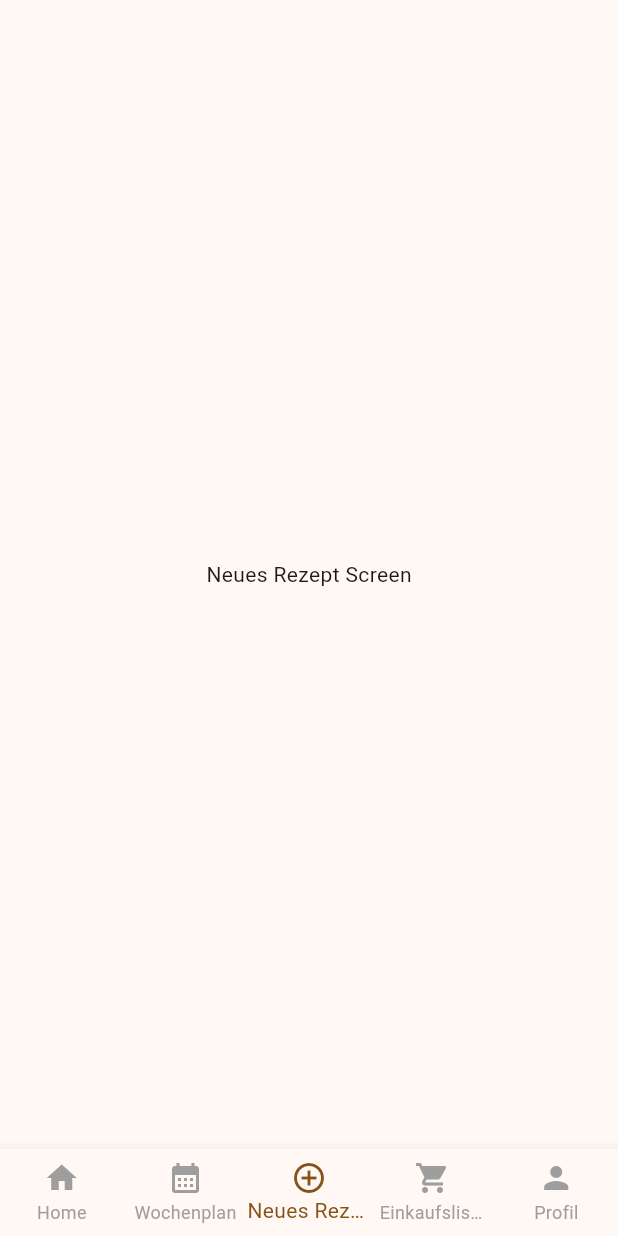
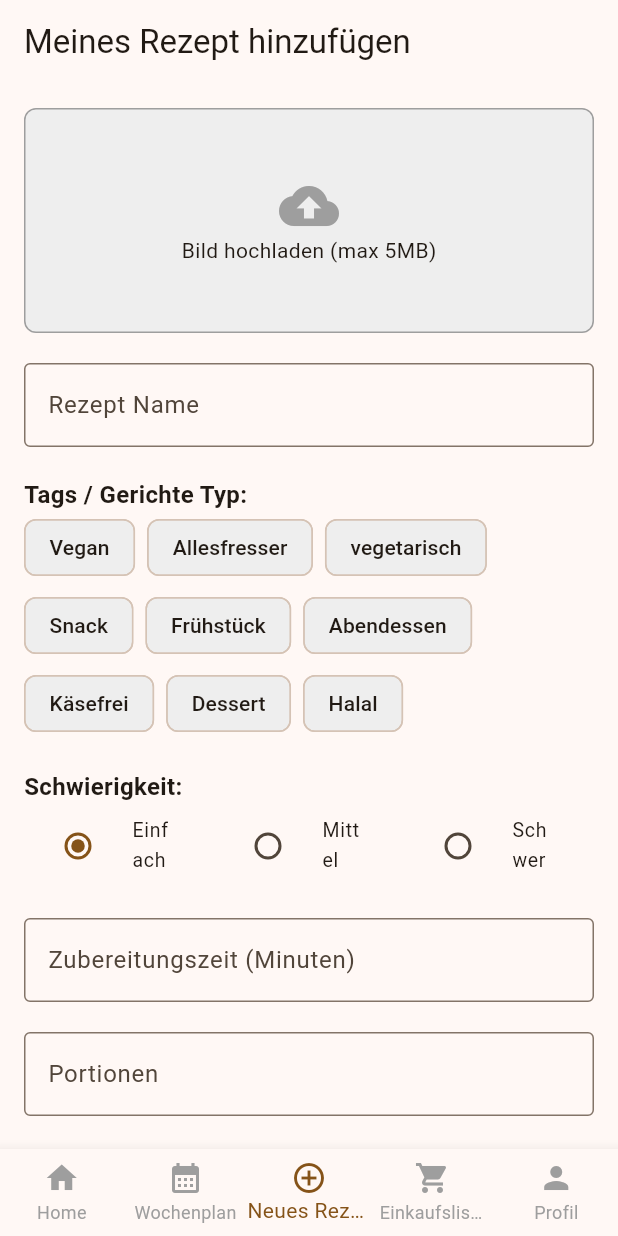
Before and after one commit to ilias314/Flutter-XPlatform-app, a Flutter app: the screen it shows once a user with an empty profile is signed in, item 3 of the bottom bar chosen, on a phone screen of 412 x 824 dp. Run offline on Flutter 3.47's test engine with Material 3 defaults, Android fonts, the phone set to English and light mode, and no system bars; our stand-ins replace flutter_riverpod, go_router, supabase_flutter; accounts and stored records are empty.

Commit message:
create_recipe_screen

```diff
--- a/recipes/lib/main_scaffold.dart
+++ b/recipes/lib/main_scaffold.dart
@@ -1,6 +1,6 @@
 import 'package:flutter/material.dart';
-import 'package:recipes/widgets/bottom_navbar.dart'; // Import your custom widget
-// Import your screens
+import 'package:recipes/pages/create_recipe_screen.dart';
+import 'package:recipes/widgets/bottom_navbar.dart';
 import 'package:recipes/pages/home_screen.dart';
 import 'package:recipes/pages/profile_screen.dart';
 
@@ -23,7 +23,7 @@ class _MainScaffoldState extends State<MainScaffold> {
     const Center(child: Text('Wochenplan Screen')),
 
     // Index 2: Neues Rezept (Add Recipe)
-    const Center(child: Text('Neues Rezept Screen')),
+   const CreateRezeptPages(),
 
     // Index 3: Einkaufsliste
     const Center(child: Text('Einkaufsliste Screen')),
@@ -44,7 +44,7 @@ class _MainScaffoldState extends State<MainScaffold> {
       // This switches the body content based on the index
       body: _pages[_selectedIndex],
 
-      // ⭐ Use your custom widget here!
+      //  Use your custom widget here!
       bottomNavigationBar: AppBottomNavBar(
         currentIndex: _selectedIndex,
         onTapped: _onTabChange,
--- a/recipes/lib/models/ingredient.dart
+++ b/recipes/lib/models/ingredient.dart
@@ -0,0 +1,7 @@
+class IngredientInput {
+  String name;
+  double quantity;
+  String unit;
+
+  IngredientInput({this.name = '', this.quantity = 0.0, this.unit = ''});
+}
--- a/recipes/lib/pages/create_recipe_screen.dart
+++ b/recipes/lib/pages/create_recipe_screen.dart
@@ -0,0 +1,289 @@
+import 'package:flutter/material.dart';
+import 'package:recipes/models/ingredient.dart';
+import 'package:recipes/widgets/ingredient_input_field.dart';
+import 'package:recipes/widgets/ui_utils.dart';
+
+// Enum für die Schwierigkeit
+enum Difficulty { einfach, mittel, schwer }
+
+class CreateRezeptPages extends StatefulWidget {
+  const CreateRezeptPages({super.key});
+
+  @override
+  State<CreateRezeptPages> createState() => _CreateRezeptPagesState();
+}
+
+class _CreateRezeptPagesState extends State<CreateRezeptPages> {
+  final _formKey = GlobalKey<FormState>();
+
+  // Formulardaten
+  Difficulty? _selectedDifficulty = Difficulty.einfach;
+  final List<IngredientInput> _ingredients = [IngredientInput()];
+
+  // Controllers für Textfelder
+  final TextEditingController _recipeNameController = TextEditingController();
+  final TextEditingController _preparationTimeController = TextEditingController();
+  final TextEditingController _portionsController = TextEditingController();
+  final TextEditingController _descriptionController = TextEditingController();
+
+
+  // --- Methoden für die Zutatenliste ---
+
+  /// Fügt ein neues leeres Feld zur Zutatenliste hinzu.
+  void _addIngredientField() {
+    setState(() {
+      _ingredients.add(IngredientInput());
+    });
+  }
+
+  /// Entfernt eine Zutat aus der Liste. Wird nur nach Bestätigung aufgerufen.
+  void _removeIngredientField(int index) {
+    setState(() {
+      _ingredients.removeAt(index);
+    });
+  }
+
+  /// Zeigt den Bestätigungsdialog an, bevor eine Zutat gelöscht wird.
+  Future<bool?> _showConfirmDeleteDialog(BuildContext context) {
+    return showDialog<bool>(
+      context: context,
+      builder: (BuildContext dialogContext) {
+        return AlertDialog(
+          title: const Text('Datensatz löschen?'), // Löschbestätigungstitel
+          content: const Text('Sind Sie sicher, dass Sie diesen Eintrag löschen möchten?'), // Löschbestätigungstext
+          actions: <Widget>[
+            // Nein-Button
+            TextButton(
+              onPressed: () => Navigator.of(dialogContext).pop(false),
+              child: const Text('Nein'),
+            ),
+            // Ja-Button (wichtig, um die destruktive Aktion hervorzuheben)
+            TextButton(
+              onPressed: () => Navigator.of(dialogContext).pop(true),
+              child: const Text('Ja'),
+              style: TextButton.styleFrom(
+                foregroundColor: Theme.of(context).colorScheme.error,
+              ),
+            ),
+          ],
+        );
+      },
+    );
+  }
+
+  /// Ruft den Bestätigungsdialog auf und löscht die Zutat bei positiver Bestätigung.
+  void _handleRemoveIngredient(int index) async {
+    final confirmed = await _showConfirmDeleteDialog(context);
+
+    if (confirmed == true) {
+      _removeIngredientField(index);
+    }
+  }
+
+
+  // --- Methdode zum Speichern des Rezepts ---
+
+  /// Validiert das Formular und speichert die Daten (Placeholder).
+  void _saveRecipe() {
+    if (_formKey.currentState!.validate()) {
+
+      // Sammelt die Formulardaten (Placeholder für den API-Aufruf)
+      final Map<String, dynamic> recipeData = {
+        'name': _recipeNameController.text,
+        'difficulty': _selectedDifficulty.toString().split('.').last,
+        'preparationTime': int.tryParse(_preparationTimeController.text) ?? 0,
+        'portions': int.tryParse(_portionsController.text) ?? 0,
+        'description': _descriptionController.text,
+        'ingredients': _ingredients.where((i) => i.name.isNotEmpty).toList(),
+      };
+
+      showNotImplementedSnackbar(context);
+      print('Daten zum Speichern: $recipeData');
+    }
+  }
+
+
+  @override
+  Widget build(BuildContext context) {
+    return Scaffold(
+      appBar: AppBar(
+        title: const Text('Meines Rezept hinzufügen'),
+      ),
+      body: Form(
+        key: _formKey,
+        child: SingleChildScrollView(
+          padding: const EdgeInsets.all(16.0),
+          child: Column(
+            crossAxisAlignment: CrossAxisAlignment.start,
+            children: <Widget>[
+              // 1. Bild hochladen
+              _buildImageUploadSection(context),
+              const SizedBox(height: 20),
+
+              // 2. Rezept Name
+              TextFormField(
+                controller: _recipeNameController,
+                decoration: const InputDecoration(
+                  labelText: 'Rezept Name',
+                  border: OutlineInputBorder(),
+                ),
+                validator: (value) => (value == null || value.isEmpty) ? 'Bitte geben Sie einen Namen ein.' : null,
+              ),
+              const SizedBox(height: 20),
+
+              // 3. Tags/Kategorien
+              const Text('Tags / Gerichte Typ:', style: TextStyle(fontSize: 16, fontWeight: FontWeight.bold)),
+              _buildTagsSection(context),
+              const SizedBox(height: 20),
+
+              // 4. Schwierigkeit
+              const Text('Schwierigkeit:', style: TextStyle(fontSize: 16, fontWeight: FontWeight.bold)),
+              _buildDifficultySection(),
+              const SizedBox(height: 20),
+
+              // 5. Zubereitungszeit (Rezept Dauer)
+              TextFormField(
+                controller: _preparationTimeController,
+                keyboardType: TextInputType.number,
+                decoration: const InputDecoration(
+                  labelText: 'Zubereitungszeit (Minuten)',
+                  border: OutlineInputBorder(),
+                ),
+                validator: (value) => (value == null || int.tryParse(value) == null) ? 'Geben Sie eine gültige Dauer an.' : null,
+              ),
+              const SizedBox(height: 20),
+
+              // 6. Portionen
+               TextFormField(
+                controller: _portionsController,
+                keyboardType: TextInputType.number,
+                decoration: const InputDecoration(
+                  labelText: 'Portionen',
+                  border: OutlineInputBorder(),
+                ),
+                validator: (value) => (value == null || int.tryParse(value) == null) ? 'Geben Sie eine gültige Anzahl von Portionen an.' : null,
+              ),
+              const SizedBox(height: 20),
+
+              // 7. Zutaten
+              const Text('Zutaten:', style: TextStyle(fontSize: 16, fontWeight: FontWeight.bold)),
+              const SizedBox(height: 10),
+              ..._ingredients.asMap().entries.map((entry) {
+                int index = entry.key;
+                IngredientInput item = entry.value;
+                return IngredientInputField(
+                  ingredient: item,
+                  // Ruft nun die Bestätigungslogik auf
+                  onDelete: () => _handleRemoveIngredient(index),
+                  onQuantityChanged: (val) => item.quantity = double.tryParse(val) ?? 0.0,
+                  onUnitChanged: (val) => item.unit = val,
+                  onNameChanged: (val) => item.name = val,
+                );
+              }).toList(),
+
+              // Boutton für weitere Zutat
+              OutlinedButton.icon(
+                onPressed: _addIngredientField,
+                icon: const Icon(Icons.add),
+                label: const Text('Weitere Zutat hinzufügen'),
+              ),
+              const SizedBox(height: 20),
+
+              // 8. Beschreibung / Zubereitung
+              const Text('Zubereitung:', style: TextStyle(fontSize: 16, fontWeight: FontWeight.bold)),
+              TextFormField(
+                controller: _descriptionController,
+                maxLines: 5,
+                decoration: const InputDecoration(
+                  hintText: 'Schreiben Sie hier die Zubereitungsanweisungen...',
+                  border: OutlineInputBorder(),
+                ),
+                validator: (value) => (value == null || value.isEmpty) ? 'Bitte geben Sie die Zubereitung an.' : null,
+              ),
+              const SizedBox(height: 30),
+
+              // Boutton zum Speichern
+              Center(
+                child: ElevatedButton(
+                  onPressed: _saveRecipe,
+                  style: ElevatedButton.styleFrom(
+                    padding: const EdgeInsets.symmetric(horizontal: 50, vertical: 15),
+                    backgroundColor: Theme.of(context).colorScheme.primary,
+                  ),
+                  child: const Text(
+                    'Rezept speichern', // Rezept speichern
+                    style: TextStyle(fontSize: 18, color: Colors.white),
+                  ),
+                ),
+              ),
+              const SizedBox(height: 30),
+            ],
+          ),
+        ),
+      ),
+    );
+  }
+
+  // --- Widgets Helpers ---
+
+  /// Abschnitt zum Hochladen eines Rezeptbildes (Platzhalter)
+  Widget _buildImageUploadSection(BuildContext context) {
+    return InkWell(
+      onTap: () => showNotImplementedSnackbar(context),
+      child: Container(
+        height: 150,
+        decoration: BoxDecoration(
+          color: Colors.grey[200],
+          borderRadius: BorderRadius.circular(8.0),
+          border: Border.all(color: Colors.grey),
+        ),
+        child: const Center(
+          child: Column(
+            mainAxisAlignment: MainAxisAlignment.center,
+            children: [
+              Icon(Icons.cloud_upload, size: 40, color: Colors.grey),
+              Text('Bild hochladen (max 5MB)'),
+            ],
+          ),
+        ),
+      ),
+    );
+  }
+
+  /// Abschnitt für die Auswahl der Schwierigkeitsstufe (Radio Buttons)
+  Widget _buildDifficultySection() {
+    return Row(
+      children: Difficulty.values.map((difficulty) {
+        return Expanded(
+          child: RadioListTile<Difficulty>(
+            // Zeigt "Einfach", "Mittel", "Schwer" an
+            title: Text(difficulty.name.substring(0, 1).toUpperCase() + difficulty.name.substring(1)),
+            value: difficulty,
+            groupValue: _selectedDifficulty,
+            onChanged: (Difficulty? value) {
+              setState(() {
+                _selectedDifficulty = value;
+              });
+            },
+            dense: true,
+          ),
+        );
+      }).toList(),
+    );
+  }
+
+  /// Abschnitt für die Tag-Auswahl (Chips)
+  Widget _buildTagsSection(BuildContext context) {
+    // Die Tags sollten idealerweise dynamisch aus der Datenbank geladen werden
+    const List<String> tags = ['Vegan','Allesfresser','vegetarisch', 'Snack', 'Frühstück', 'Abendessen', 'Käsefrei','Dessert','Halal'];
+    return Wrap(
+      spacing: 8.0,
+      runSpacing: 4.0, // Vertikaler Abstand zwischen den Zeilen der Chips
+      children: tags.map((tag) => ActionChip(
+        label: Text(tag),
+        onPressed: () => showNotImplementedSnackbar(context),
+        backgroundColor: Colors.grey[200],
+      )).toList(),
+    );
+  }
+}
--- a/recipes/lib/pages/home_screen.dart
+++ b/recipes/lib/pages/home_screen.dart
@@ -26,7 +26,7 @@ class _StartseitePagesState extends State<StartseitePages> {
         title: const Text('RecipeS'),
         centerTitle: true,
         actions: <Widget>[
-          // Icône de recherche
+
           IconButton(
             icon: const Icon(Icons.search),
             onPressed: () => showNotImplementedSnackbar(context),
--- a/recipes/lib/router.dart
+++ b/recipes/lib/router.dart
@@ -11,7 +11,7 @@ import 'pages/register_screen.dart';
 final router = GoRouter(
   initialLocation: '/',
 
-  // ⚡️ CRITICAL ADDITION: This forces the router to re-evaluate
+  //  CRITICAL ADDITION: This forces the router to re-evaluate
   // the 'redirect' logic immediately when the user logs in or out.
   refreshListenable: GoRouterRefreshStream(Supabase.instance.client.auth.onAuthStateChange),
 
@@ -54,7 +54,7 @@ final router = GoRouter(
   },
 );
 
-// 🛠️ HELPER CLASS
+//  HELPER CLASS
 // This converts the Supabase Stream into something GoRouter can listen to.
 class GoRouterRefreshStream extends ChangeNotifier {
   late final StreamSubscription<AuthState> _subscription;
```
Also changed, not shown: recipes/lib/widgets/ingredient_input_field.dart (added, +79 -0 lines), 1 other file.
